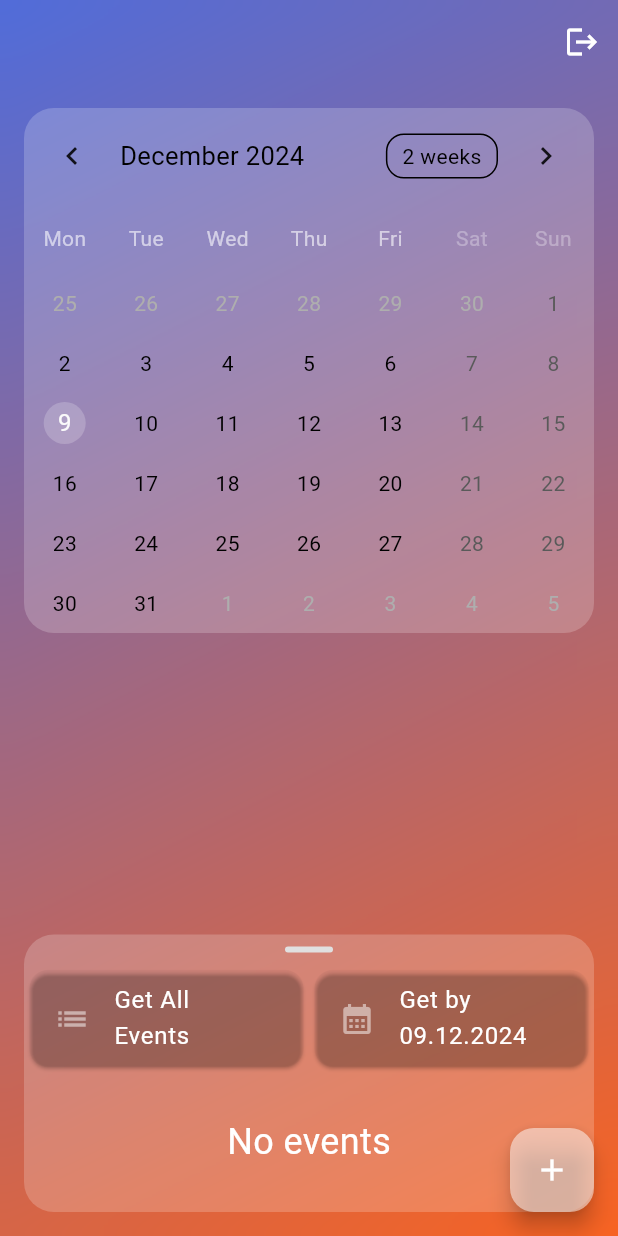
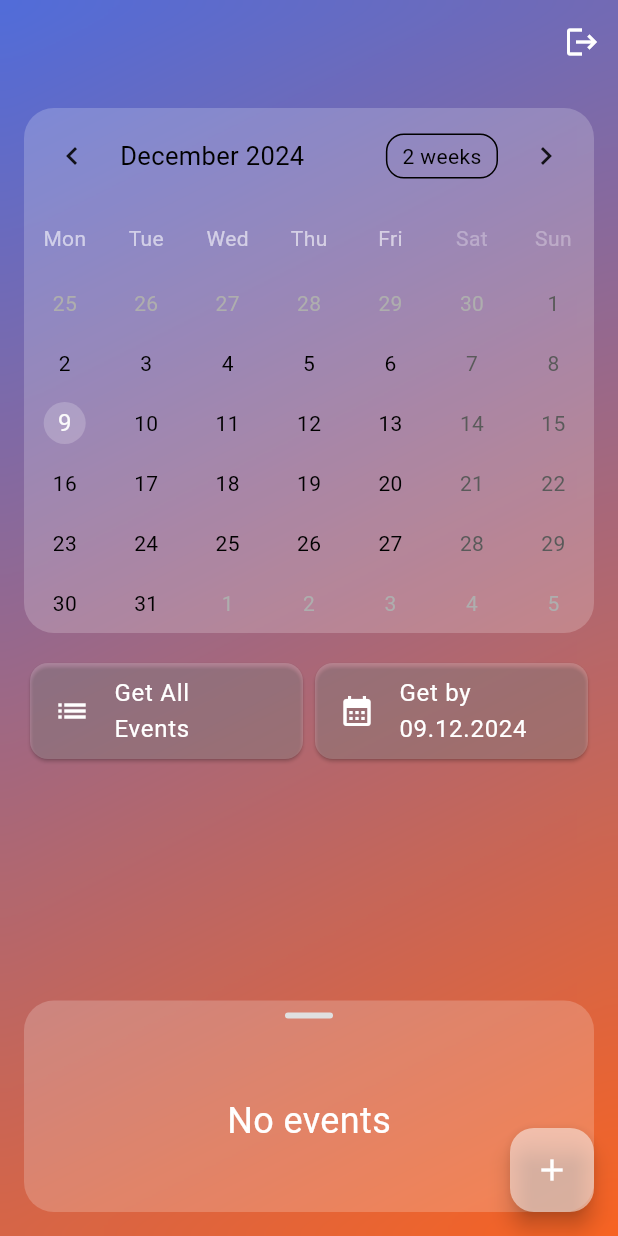
Before and after one commit to Abzal-code/my-schedule, a Flutter app: the ScheduleScreen screen opened by its route, on a phone screen of 412 x 824 dp. Run offline on Flutter 3.47's test engine with Material 3 defaults, Android fonts, the phone set to English and light mode, and no system bars; drawn by our look-alikes of table_calendar; our stand-ins replace bloc, bloc_concurrency, cloud_firestore, equatable, firebase_auth, firebase_core and 6 more; accounts and stored records are empty.

Commit message:
refactoring schedule screen and add new method (delete all of collection)

```diff
--- a/lib/features/schedule/presentation/pages/schedule_screen.dart
+++ b/lib/features/schedule/presentation/pages/schedule_screen.dart
@@ -2,9 +2,11 @@ import 'dart:ui';
 
 import 'package:flutter/material.dart';
 import 'package:flutter_bloc/flutter_bloc.dart';
+import 'package:my_shedule/core/utils/helpers.dart';
 import 'package:my_shedule/features/auth/presentation/bloc/auth_bloc.dart';
 import 'package:my_shedule/features/schedule/domain/entities/event_entity.dart';
 import 'package:my_shedule/features/schedule/presentation/bloc/schedule/schedule_bloc.dart';
+import 'package:my_shedule/features/schedule/presentation/widgets/choose_get_events_widget.dart';
 import 'package:my_shedule/features/schedule/presentation/widgets/create_event_dialog.dart';
 import 'package:my_shedule/features/schedule/presentation/widgets/animated_background.dart';
 import 'package:my_shedule/features/schedule/presentation/widgets/calendar_widget.dart';
@@ -60,18 +62,20 @@ class _ScheduleScreenState extends State<ScheduleScreen> {
                 padding: const EdgeInsets.all(16.0),
                 child: SafeArea(
                   child: Column(
-                    mainAxisAlignment: MainAxisAlignment.spaceBetween,
                     children: [
-                      Padding(
-                        padding: const EdgeInsets.only(bottom: 16.0),
-                        child: CalendarWidget(
-                          onDataChanged: _onDateSelected,
+                      CalendarWidget(
+                        onDataChanged: _onDateSelected,
+                      ),
+                      const SizedBox(height: 16),
+                      ChooseGetEvents(
+                        selectedDate: DateHelper.toDateTime(_selectedDate),
+                      ),
+                      const SizedBox(height: 16),
+                      Flexible(
+                        child: EventsInfoWindow(
+                          selectedDate: _selectedDate,
                         ),
                       ),
-                      Flexible(
-                          child: EventsInfoWindow(
-                        selectedDate: _selectedDate,
-                      )),
                     ],
                   ),
                 ),
--- a/lib/features/schedule/presentation/widgets/choose_get_events_widget.dart
+++ b/lib/features/schedule/presentation/widgets/choose_get_events_widget.dart
@@ -51,18 +51,18 @@ class CustomCard extends StatefulWidget {
 }
 
 class _CustomCardState extends State<CustomCard> {
-  Color cardColor = Colors.transparent;
+  Color cardColor = Colors.white.withOpacity(0.2);
 
   void _onTap() {
     widget.onTap?.call();
-    setState(() {
-      cardColor = const Color.fromARGB(220, 231, 120, 86);
-    });
-    Future.delayed(const Duration(seconds: 1), () {
-      setState(() {
-        cardColor = Colors.transparent;
-      });
-    });
+    // setState(() {
+    //   cardColor = const Color.fromARGB(220, 231, 120, 86);
+    // });
+    // Future.delayed(const Duration(seconds: 1), () {
+    //   setState(() {
+    //     cardColor = Colors.transparent;
+    //   });
+    // });
   }
 
   @override
@@ -76,7 +76,7 @@ class _CustomCardState extends State<CustomCard> {
             shape: RoundedRectangleBorder(
               borderRadius: BorderRadius.circular(30),
             ),
-            iconColor: Colors.white.withOpacity(0.5),
+            iconColor: Colors.white,
             leading: Icon(
               widget.icon,
             ),
--- a/lib/features/schedule/presentation/widgets/create_event_dialog.dart
+++ b/lib/features/schedule/presentation/widgets/create_event_dialog.dart
@@ -52,6 +52,7 @@ class _CreateEventDialogState extends State<CreateEventDialog> {
         child: Form(
           key: _formKey,
           child: Column(
+            mainAxisSize: MainAxisSize.min,
             children: <Widget>[
               CustomTextField(
                 icon: Icons.title,
--- a/lib/features/schedule/presentation/widgets/events_info_window.dart
+++ b/lib/features/schedule/presentation/widgets/events_info_window.dart
@@ -1,8 +1,6 @@
 import 'package:flutter/material.dart';
 import 'package:flutter_bloc/flutter_bloc.dart';
-import 'package:my_shedule/core/utils/helpers.dart';
 import 'package:my_shedule/features/schedule/presentation/bloc/schedule/schedule_bloc.dart';
-import 'package:my_shedule/features/schedule/presentation/widgets/choose_get_events_widget.dart';
 import 'package:my_shedule/features/schedule/presentation/widgets/event_list.dart';
 import 'package:my_shedule/features/schedule/presentation/widgets/grabber.dart';
 
@@ -44,9 +42,6 @@ class _EventsInfoWindowState extends State<EventsInfoWindow> {
                   });
                 },
               ),
-              ChooseGetEvents(
-                selectedDate: DateHelper.toDateTime(widget.selectedDate),
-              ),
               Flexible(
                 child: BlocBuilder<ScheduleBloc, ScheduleState>(
                   builder: (context, state) {
```
Also changed, not shown: lib/core/services/firestore/firestore_service.dart (+16 -1 lines).
